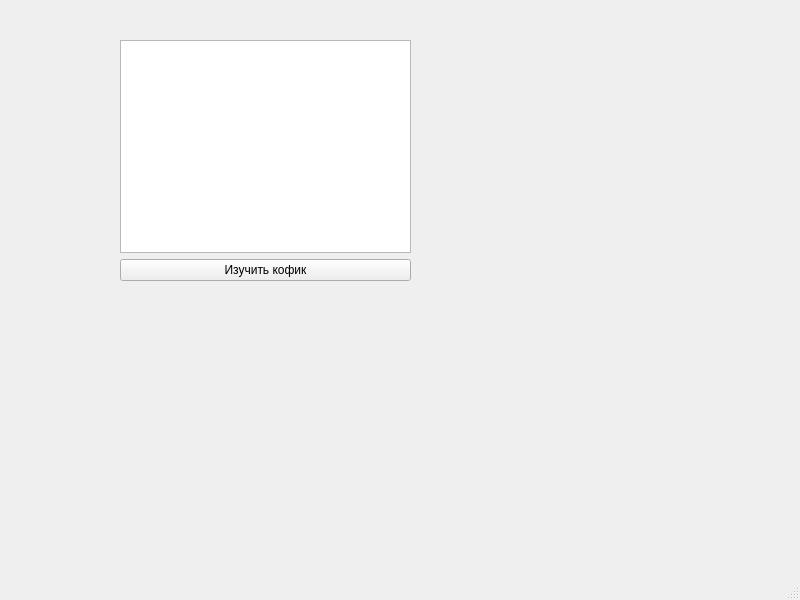
Old version of the form main.ui in the repository Sozercatelll/ladno.
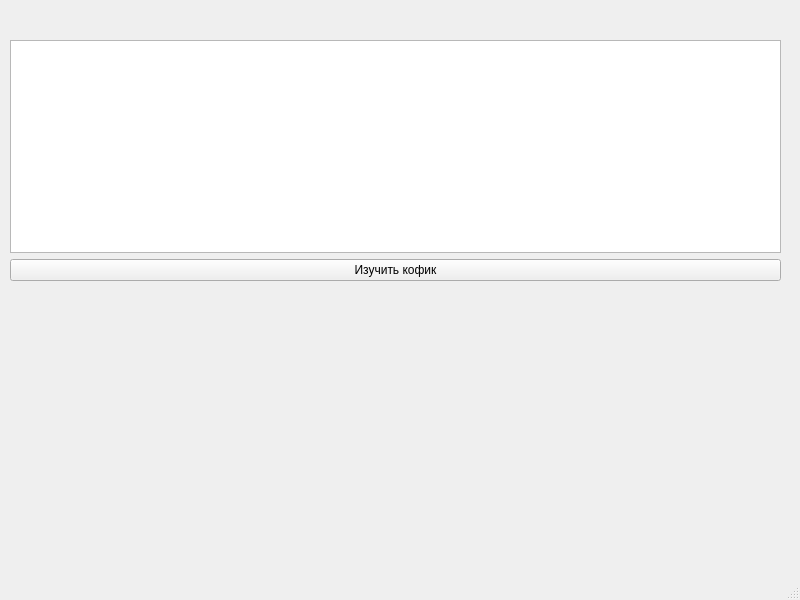
New version of the form.

Diff of the .ui file:
```diff
--- a/main.ui
+++ b/main.ui
@@ -17,9 +17,9 @@
    <widget class="QWidget" name="verticalLayoutWidget">
     <property name="geometry">
      <rect>
-      <x>120</x>
+      <x>10</x>
       <y>40</y>
-      <width>291</width>
+      <width>771</width>
       <height>241</height>
      </rect>
     </property>
```
Left out of the diff: 2 changed lines with no effect on the pictures.
